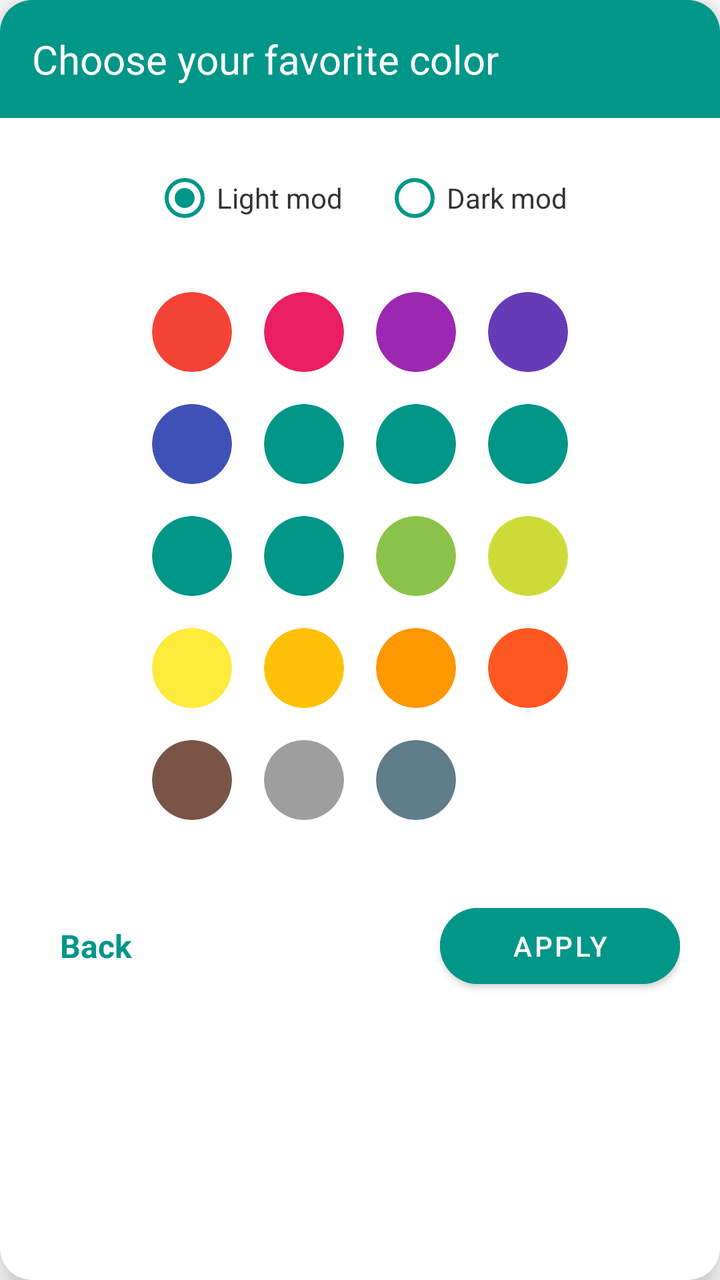
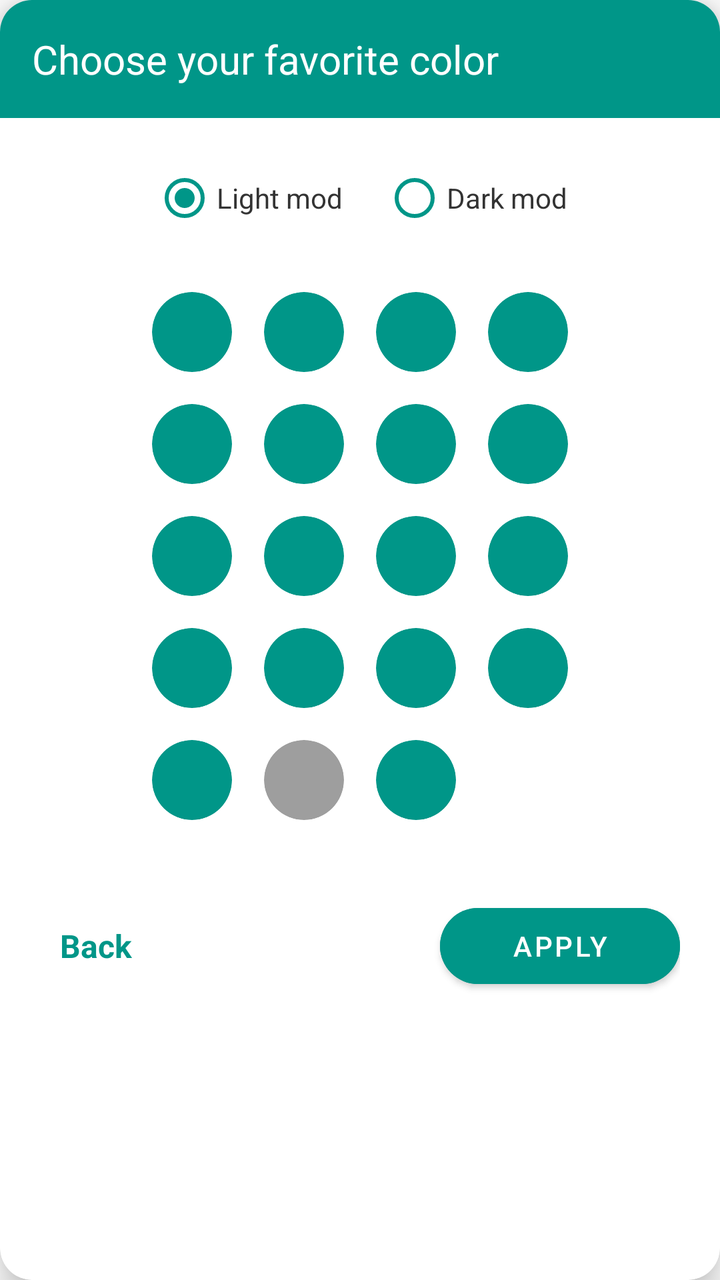

Before-and-after screenshots of an Android layout around one commit, followed by the original layout XML and the change that was made.
<!-- AndroidManifest.xml: application theme AppTheme -->
<!-- res/layout/dialog_app_colors.xml -->
<?xml version="1.0" encoding="utf-8"?>
<androidx.cardview.widget.CardView xmlns:android="http://schemas.android.com/apk/res/android"
    xmlns:app="http://schemas.android.com/apk/res-auto"
    android:layout_width="match_parent"
    android:layout_height="wrap_content"
    android:layout_margin="20dp"
    app:cardCornerRadius="16dp"
    app:cardElevation="10dp"
    app:cardBackgroundColor="@android:color/white">

    <LinearLayout
        android:layout_width="match_parent"
        android:layout_height="wrap_content"
        android:orientation="vertical">

        <TextView
            android:id="@+id/dialog_header"
            android:layout_width="match_parent"
            android:layout_height="wrap_content"
            android:background="#009688"
            android:padding="16dp"
            android:text="Choose your favorite color"
            android:textColor="@android:color/white"
            android:textSize="20sp" />

        <RadioGroup
            android:layout_width="match_parent"
            android:layout_height="wrap_content"
            android:layout_marginTop="16dp"
            android:gravity="center"
            android:orientation="horizontal">

            <RadioButton
                android:id="@+id/rb_light"
                android:layout_width="wrap_content"
                android:layout_height="wrap_content"
                android:layout_marginEnd="20dp"
                android:buttonTint="#009688"
                android:checked="true"
                android:text="Light mod"
                android:textColor="#333333" />

            <RadioButton
                android:id="@+id/rb_dark"
                android:layout_width="wrap_content"
                android:layout_height="wrap_content"
                android:buttonTint="#009688"
                android:text="Dark mod"
                android:textColor="#333333" />
        </RadioGroup>

        <GridLayout
            android:layout_width="wrap_content"
            android:layout_height="wrap_content"
            android:layout_gravity="center"
            android:layout_marginTop="15dp"
            android:columnCount="4"
            android:useDefaultMargins="true">

            <androidx.cardview.widget.CardView android:id="@+id/color_1" android:clickable="true" android:focusable="true" android:foreground="?attr/selectableItemBackground" android:layout_width="40dp" android:layout_height="40dp" android:layout_margin="8dp" app:cardBackgroundColor="#F44336" app:cardCornerRadius="20dp" app:cardElevation="0dp"/>
            <androidx.cardview.widget.CardView android:id="@+id/color_2" android:clickable="true" android:focusable="true" android:foreground="?attr/selectableItemBackground" android:layout_width="40dp" android:layout_height="40dp" android:layout_margin="8dp" app:cardBackgroundColor="#E91E63" app:cardCornerRadius="20dp" app:cardElevation="0dp"/>
            <androidx.cardview.widget.CardView android:id="@+id/color_3" android:clickable="true" android:focusable="true" android:foreground="?attr/selectableItemBackground" android:layout_width="40dp" android:layout_height="40dp" android:layout_margin="8dp" app:cardBackgroundColor="#9C27B0" app:cardCornerRadius="20dp" app:cardElevation="0dp"/>
            <androidx.cardview.widget.CardView android:id="@+id/color_4" android:clickable="true" android:focusable="true" android:foreground="?attr/selectableItemBackground" android:layout_width="40dp" android:layout_height="40dp" android:layout_margin="8dp" app:cardBackgroundColor="#673AB7" app:cardCornerRadius="20dp" app:cardElevation="0dp"/>

            <androidx.cardview.widget.CardView android:id="@+id/color_5" android:clickable="true" android:focusable="true" android:foreground="?attr/selectableItemBackground" android:layout_width="40dp" android:layout_height="40dp" android:layout_margin="8dp" app:cardBackgroundColor="#3F51B5" app:cardCornerRadius="20dp" app:cardElevation="0dp"/>
            <androidx.cardview.widget.CardView android:id="@+id/color_6" android:clickable="true" android:focusable="true" android:foreground="?attr/selectableItemBackground" android:layout_width="40dp" android:layout_height="40dp" android:layout_margin="8dp" app:cardBackgroundColor="#009688" app:cardCornerRadius="20dp" app:cardElevation="0dp"/>
            <androidx.cardview.widget.CardView android:id="@+id/color_7" android:clickable="true" android:focusable="true" android:foreground="?attr/selectableItemBackground" android:layout_width="40dp" android:layout_height="40dp" android:layout_margin="8dp" app:cardBackgroundColor="#009688" app:cardCornerRadius="20dp" app:cardElevation="0dp"/>
            <androidx.cardview.widget.CardView android:id="@+id/color_8" android:clickable="true" android:focusable="true" android:foreground="?attr/selectableItemBackground" android:layout_width="40dp" android:layout_height="40dp" android:layout_margin="8dp" app:cardBackgroundColor="#009688" app:cardCornerRadius="20dp" app:cardElevation="0dp"/>

            <androidx.cardview.widget.CardView android:id="@+id/color_9" android:clickable="true" android:focusable="true" android:foreground="?attr/selectableItemBackground" android:layout_width="40dp" android:layout_height="40dp" android:layout_margin="8dp" app:cardBackgroundColor="#009688" app:cardCornerRadius="20dp" app:cardElevation="0dp"/>
            <androidx.cardview.widget.CardView android:id="@+id/color_10" android:clickable="true" android:focusable="true" android:foreground="?attr/selectableItemBackground" android:layout_width="40dp" android:layout_height="40dp" android:layout_margin="8dp" app:cardBackgroundColor="#009688" app:cardCornerRadius="20dp" app:cardElevation="0dp"/>
            <androidx.cardview.widget.CardView android:id="@+id/color_11" android:clickable="true" android:focusable="true" android:foreground="?attr/selectableItemBackground" android:layout_width="40dp" android:layout_height="40dp" android:layout_margin="8dp" app:cardBackgroundColor="#8BC34A" app:cardCornerRadius="20dp" app:cardElevation="0dp"/>
            <androidx.cardview.widget.CardView android:id="@+id/color_12" android:clickable="true" android:focusable="true" android:foreground="?attr/selectableItemBackground" android:layout_width="40dp" android:layout_height="40dp" android:layout_margin="8dp" app:cardBackgroundColor="#CDDC39" app:cardCornerRadius="20dp" app:cardElevation="0dp"/>

            <androidx.cardview.widget.CardView android:id="@+id/color_13" android:clickable="true" android:focusable="true" android:foreground="?attr/selectableItemBackground" android:layout_width="40dp" android:layout_height="40dp" android:layout_margin="8dp" app:cardBackgroundColor="#FFEB3B" app:cardCornerRadius="20dp" app:cardElevation="0dp"/>
            <androidx.cardview.widget.CardView android:id="@+id/color_14" android:clickable="true" android:focusable="true" android:foreground="?attr/selectableItemBackground" android:layout_width="40dp" android:layout_height="40dp" android:layout_margin="8dp" app:cardBackgroundColor="#FFC107" app:cardCornerRadius="20dp" app:cardElevation="0dp"/>
            <androidx.cardview.widget.CardView android:id="@+id/color_15" android:clickable="true" android:focusable="true" android:foreground="?attr/selectableItemBackground" android:layout_width="40dp" android:layout_height="40dp" android:layout_margin="8dp" app:cardBackgroundColor="#FF9800" app:cardCornerRadius="20dp" app:cardElevation="0dp"/>
            <androidx.cardview.widget.CardView android:id="@+id/color_16" android:clickable="true" android:focusable="true" android:foreground="?attr/selectableItemBackground" android:layout_width="40dp" android:layout_height="40dp" android:layout_margin="8dp" app:cardBackgroundColor="#FF5722" app:cardCornerRadius="20dp" app:cardElevation="0dp"/>

            <androidx.cardview.widget.CardView android:id="@+id/color_17" android:clickable="true" android:focusable="true" android:foreground="?attr/selectableItemBackground" android:layout_width="40dp" android:layout_height="40dp" android:layout_margin="8dp" app:cardBackgroundColor="#795548" app:cardCornerRadius="20dp" app:cardElevation="0dp"/>
            <androidx.cardview.widget.CardView android:id="@+id/color_18" android:clickable="true" android:focusable="true" android:foreground="?attr/selectableItemBackground" android:layout_width="40dp" android:layout_height="40dp" android:layout_margin="8dp" app:cardBackgroundColor="#9E9E9E" app:cardCornerRadius="20dp" app:cardElevation="0dp"/>
            <androidx.cardview.widget.CardView android:id="@+id/color_19" android:clickable="true" android:focusable="true" android:foreground="?attr/selectableItemBackground" android:layout_width="40dp" android:layout_height="40dp" android:layout_margin="8dp" app:cardBackgroundColor="#607D8B" app:cardCornerRadius="20dp" app:cardElevation="0dp"/>
        </GridLayout>

        <RelativeLayout
            android:layout_width="match_parent"
            android:layout_height="wrap_content"
            android:layout_marginTop="10dp"
            android:padding="20dp">

            <TextView
                android:id="@+id/btn_back_color"
                android:layout_width="wrap_content"
                android:layout_height="wrap_content"
                android:layout_alignParentStart="true"
                android:layout_centerVertical="true"
                android:layout_marginStart="10dp"
                android:text="Back"
                android:textColor="#009688"
                android:textSize="16sp"
                android:textStyle="bold" />

            <Button
                android:id="@+id/btn_apply_color"
                android:layout_width="120dp"
                android:layout_height="50dp"
                android:layout_alignParentEnd="true"
                android:layout_centerVertical="true"
                android:backgroundTint="#009688"
                android:text="Apply"
                android:textColor="@android:color/white"
                app:cornerRadius="25dp" />
        </RelativeLayout>
    </LinearLayout>
</androidx.cardview.widget.CardView>
<!-- resources referenced by this layout -->
<resources>
  <style name="AppTheme" parent="Theme.MaterialComponents.Light.NoActionBar">
          <item name="colorPrimary">#009688</item>
          <item name="colorPrimaryDark">#00796B</item>
          <item name="colorAccent">#009688</item>
          
          <item name="android:textColorPrimary">@android:color/black</item>
          <item name="android:textColorSecondary">@android:color/darker_gray</item>
      </style>
</resources>

<!-- the commit's change to res/layout/dialog_app_colors.xml (unified diff, before → after) -->
@@ -57,29 +57,29 @@
             android:columnCount="4"
             android:useDefaultMargins="true">
 
-            <androidx.cardview.widget.CardView android:id="@+id/color_1" android:clickable="true" android:focusable="true" android:foreground="?attr/selectableItemBackground" android:layout_width="40dp" android:layout_height="40dp" android:layout_margin="8dp" app:cardBackgroundColor="#F44336" app:cardCornerRadius="20dp" app:cardElevation="0dp"/>
-            <androidx.cardview.widget.CardView android:id="@+id/color_2" android:clickable="true" android:focusable="true" android:foreground="?attr/selectableItemBackground" android:layout_width="40dp" android:layout_height="40dp" android:layout_margin="8dp" app:cardBackgroundColor="#E91E63" app:cardCornerRadius="20dp" app:cardElevation="0dp"/>
-            <androidx.cardview.widget.CardView android:id="@+id/color_3" android:clickable="true" android:focusable="true" android:foreground="?attr/selectableItemBackground" android:layout_width="40dp" android:layout_height="40dp" android:layout_margin="8dp" app:cardBackgroundColor="#9C27B0" app:cardCornerRadius="20dp" app:cardElevation="0dp"/>
-            <androidx.cardview.widget.CardView android:id="@+id/color_4" android:clickable="true" android:focusable="true" android:foreground="?attr/selectableItemBackground" android:layout_width="40dp" android:layout_height="40dp" android:layout_margin="8dp" app:cardBackgroundColor="#673AB7" app:cardCornerRadius="20dp" app:cardElevation="0dp"/>
+            <androidx.cardview.widget.CardView android:id="@+id/color_1" android:clickable="true" android:focusable="true" android:foreground="?attr/selectableItemBackground" android:layout_width="40dp" android:layout_height="40dp" android:layout_margin="8dp" app:cardBackgroundColor="#009688" app:cardCornerRadius="20dp" app:cardElevation="0dp"/>
+            <androidx.cardview.widget.CardView android:id="@+id/color_2" android:clickable="true" android:focusable="true" android:foreground="?attr/selectableItemBackground" android:layout_width="40dp" android:layout_height="40dp" android:layout_margin="8dp" app:cardBackgroundColor="#009688" app:cardCornerRadius="20dp" app:cardElevation="0dp"/>
+            <androidx.cardview.widget.CardView android:id="@+id/color_3" android:clickable="true" android:focusable="true" android:foreground="?attr/selectableItemBackground" android:layout_width="40dp" android:layout_height="40dp" android:layout_margin="8dp" app:cardBackgroundColor="#009688" app:cardCornerRadius="20dp" app:cardElevation="0dp"/>
+            <androidx.cardview.widget.CardView android:id="@+id/color_4" android:clickable="true" android:focusable="true" android:foreground="?attr/selectableItemBackground" android:layout_width="40dp" android:layout_height="40dp" android:layout_margin="8dp" app:cardBackgroundColor="#009688" app:cardCornerRadius="20dp" app:cardElevation="0dp"/>
 
-            <androidx.cardview.widget.CardView android:id="@+id/color_5" android:clickable="true" android:focusable="true" android:foreground="?attr/selectableItemBackground" android:layout_width="40dp" android:layout_height="40dp" android:layout_margin="8dp" app:cardBackgroundColor="#3F51B5" app:cardCornerRadius="20dp" app:cardElevation="0dp"/>
+            <androidx.cardview.widget.CardView android:id="@+id/color_5" android:clickable="true" android:focusable="true" android:foreground="?attr/selectableItemBackground" android:layout_width="40dp" android:layout_height="40dp" android:layout_margin="8dp" app:cardBackgroundColor="#009688" app:cardCornerRadius="20dp" app:cardElevation="0dp"/>
             <androidx.cardview.widget.CardView android:id="@+id/color_6" android:clickable="true" android:focusable="true" android:foreground="?attr/selectableItemBackground" android:layout_width="40dp" android:layout_height="40dp" android:layout_margin="8dp" app:cardBackgroundColor="#009688" app:cardCornerRadius="20dp" app:cardElevation="0dp"/>
             <androidx.cardview.widget.CardView android:id="@+id/color_7" android:clickable="true" android:focusable="true" android:foreground="?attr/selectableItemBackground" android:layout_width="40dp" android:layout_height="40dp" android:layout_margin="8dp" app:cardBackgroundColor="#009688" app:cardCornerRadius="20dp" app:cardElevation="0dp"/>
             <androidx.cardview.widget.CardView android:id="@+id/color_8" android:clickable="true" android:focusable="true" android:foreground="?attr/selectableItemBackground" android:layout_width="40dp" android:layout_height="40dp" android:layout_margin="8dp" app:cardBackgroundColor="#009688" app:cardCornerRadius="20dp" app:cardElevation="0dp"/>
 
             <androidx.cardview.widget.CardView android:id="@+id/color_9" android:clickable="true" android:focusable="true" android:foreground="?attr/selectableItemBackground" android:layout_width="40dp" android:layout_height="40dp" android:layout_margin="8dp" app:cardBackgroundColor="#009688" app:cardCornerRadius="20dp" app:cardElevation="0dp"/>
             <androidx.cardview.widget.CardView android:id="@+id/color_10" android:clickable="true" android:focusable="true" android:foreground="?attr/selectableItemBackground" android:layout_width="40dp" android:layout_height="40dp" android:layout_margin="8dp" app:cardBackgroundColor="#009688" app:cardCornerRadius="20dp" app:cardElevation="0dp"/>
-            <androidx.cardview.widget.CardView android:id="@+id/color_11" android:clickable="true" android:focusable="true" android:foreground="?attr/selectableItemBackground" android:layout_width="40dp" android:layout_height="40dp" android:layout_margin="8dp" app:cardBackgroundColor="#8BC34A" app:cardCornerRadius="20dp" app:cardElevation="0dp"/>
-            <androidx.cardview.widget.CardView android:id="@+id/color_12" android:clickable="true" android:focusable="true" android:foreground="?attr/selectableItemBackground" android:layout_width="40dp" android:layout_height="40dp" android:layout_margin="8dp" app:cardBackgroundColor="#CDDC39" app:cardCornerRadius="20dp" app:cardElevation="0dp"/>
+            <androidx.cardview.widget.CardView android:id="@+id/color_11" android:clickable="true" android:focusable="true" android:foreground="?attr/selectableItemBackground" android:layout_width="40dp" android:layout_height="40dp" android:layout_margin="8dp" app:cardBackgroundColor="#009688" app:cardCornerRadius="20dp" app:cardElevation="0dp"/>
+            <androidx.cardview.widget.CardView android:id="@+id/color_12" android:clickable="true" android:focusable="true" android:foreground="?attr/selectableItemBackground" android:layout_width="40dp" android:layout_height="40dp" android:layout_margin="8dp" app:cardBackgroundColor="#009688" app:cardCornerRadius="20dp" app:cardElevation="0dp"/>
 
-            <androidx.cardview.widget.CardView android:id="@+id/color_13" android:clickable="true" android:focusable="true" android:foreground="?attr/selectableItemBackground" android:layout_width="40dp" android:layout_height="40dp" android:layout_margin="8dp" app:cardBackgroundColor="#FFEB3B" app:cardCornerRadius="20dp" app:cardElevation="0dp"/>
-            <androidx.cardview.widget.CardView android:id="@+id/color_14" android:clickable="true" android:focusable="true" android:foreground="?attr/selectableItemBackground" android:layout_width="40dp" android:layout_height="40dp" android:layout_margin="8dp" app:cardBackgroundColor="#FFC107" app:cardCornerRadius="20dp" app:cardElevation="0dp"/>
-            <androidx.cardview.widget.CardView android:id="@+id/color_15" android:clickable="true" android:focusable="true" android:foreground="?attr/selectableItemBackground" android:layout_width="40dp" android:layout_height="40dp" android:layout_margin="8dp" app:cardBackgroundColor="#FF9800" app:cardCornerRadius="20dp" app:cardElevation="0dp"/>
-            <androidx.cardview.widget.CardView android:id="@+id/color_16" android:clickable="true" android:focusable="true" android:foreground="?attr/selectableItemBackground" android:layout_width="40dp" android:layout_height="40dp" android:layout_margin="8dp" app:cardBackgroundColor="#FF5722" app:cardCornerRadius="20dp" app:cardElevation="0dp"/>
+            <androidx.cardview.widget.CardView android:id="@+id/color_13" android:clickable="true" android:focusable="true" android:foreground="?attr/selectableItemBackground" android:layout_width="40dp" android:layout_height="40dp" android:layout_margin="8dp" app:cardBackgroundColor="#009688" app:cardCornerRadius="20dp" app:cardElevation="0dp"/>
+            <androidx.cardview.widget.CardView android:id="@+id/color_14" android:clickable="true" android:focusable="true" android:foreground="?attr/selectableItemBackground" android:layout_width="40dp" android:layout_height="40dp" android:layout_margin="8dp" app:cardBackgroundColor="#009688" app:cardCornerRadius="20dp" app:cardElevation="0dp"/>
+            <androidx.cardview.widget.CardView android:id="@+id/color_15" android:clickable="true" android:focusable="true" android:foreground="?attr/selectableItemBackground" android:layout_width="40dp" android:layout_height="40dp" android:layout_margin="8dp" app:cardBackgroundColor="#009688" app:cardCornerRadius="20dp" app:cardElevation="0dp"/>
+            <androidx.cardview.widget.CardView android:id="@+id/color_16" android:clickable="true" android:focusable="true" android:foreground="?attr/selectableItemBackground" android:layout_width="40dp" android:layout_height="40dp" android:layout_margin="8dp" app:cardBackgroundColor="#009688" app:cardCornerRadius="20dp" app:cardElevation="0dp"/>
 
-            <androidx.cardview.widget.CardView android:id="@+id/color_17" android:clickable="true" android:focusable="true" android:foreground="?attr/selectableItemBackground" android:layout_width="40dp" android:layout_height="40dp" android:layout_margin="8dp" app:cardBackgroundColor="#795548" app:cardCornerRadius="20dp" app:cardElevation="0dp"/>
+            <androidx.cardview.widget.CardView android:id="@+id/color_17" android:clickable="true" android:focusable="true" android:foreground="?attr/selectableItemBackground" android:layout_width="40dp" android:layout_height="40dp" android:layout_margin="8dp" app:cardBackgroundColor="#009688" app:cardCornerRadius="20dp" app:cardElevation="0dp"/>
             <androidx.cardview.widget.CardView android:id="@+id/color_18" android:clickable="true" android:focusable="true" android:foreground="?attr/selectableItemBackground" android:layout_width="40dp" android:layout_height="40dp" android:layout_margin="8dp" app:cardBackgroundColor="#9E9E9E" app:cardCornerRadius="20dp" app:cardElevation="0dp"/>
-            <androidx.cardview.widget.CardView android:id="@+id/color_19" android:clickable="true" android:focusable="true" android:foreground="?attr/selectableItemBackground" android:layout_width="40dp" android:layout_height="40dp" android:layout_margin="8dp" app:cardBackgroundColor="#607D8B" app:cardCornerRadius="20dp" app:cardElevation="0dp"/>
+            <androidx.cardview.widget.CardView android:id="@+id/color_19" android:clickable="true" android:focusable="true" android:foreground="?attr/selectableItemBackground" android:layout_width="40dp" android:layout_height="40dp" android:layout_margin="8dp" app:cardBackgroundColor="#009688" app:cardCornerRadius="20dp" app:cardElevation="0dp"/>
         </GridLayout>
 
         <RelativeLayout
<!-- resource entries referenced after the edit -->
@@ -4,7 +4,9 @@
           <item name="colorPrimary">#009688</item>
           <item name="colorPrimaryDark">#00796B</item>
           <item name="colorAccent">#009688</item>
-          
+          <item name="android:statusBarColor">#00796B</item>
+          <item name="android:navigationBarColor">#00796B</item>
+  
           <item name="android:textColorPrimary">@android:color/black</item>
           <item name="android:textColorSecondary">@android:color/darker_gray</item>
       </style>
